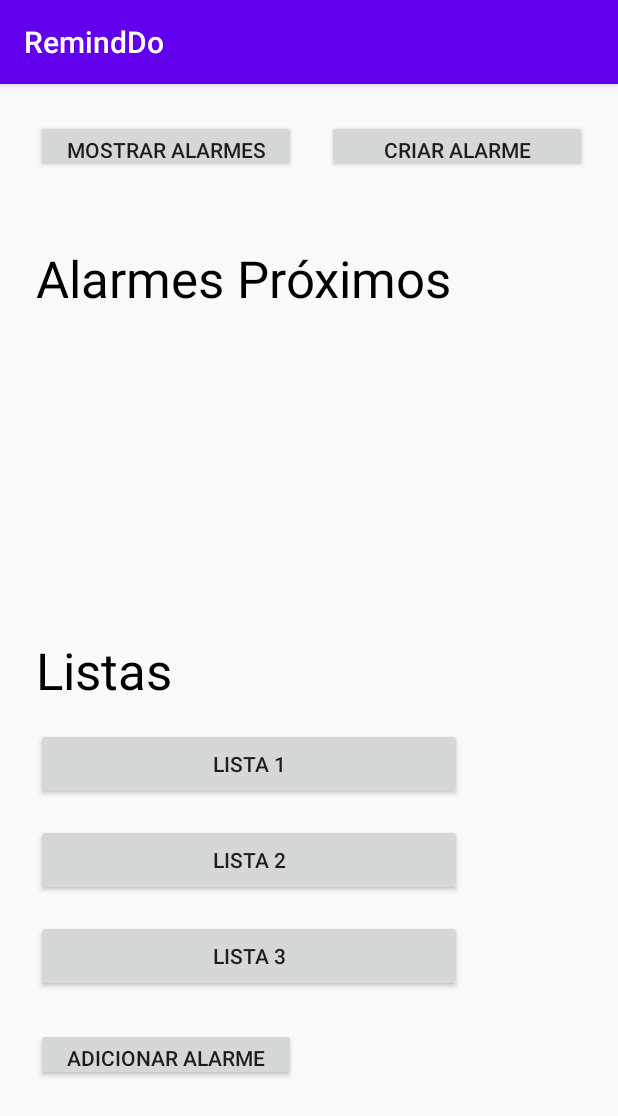
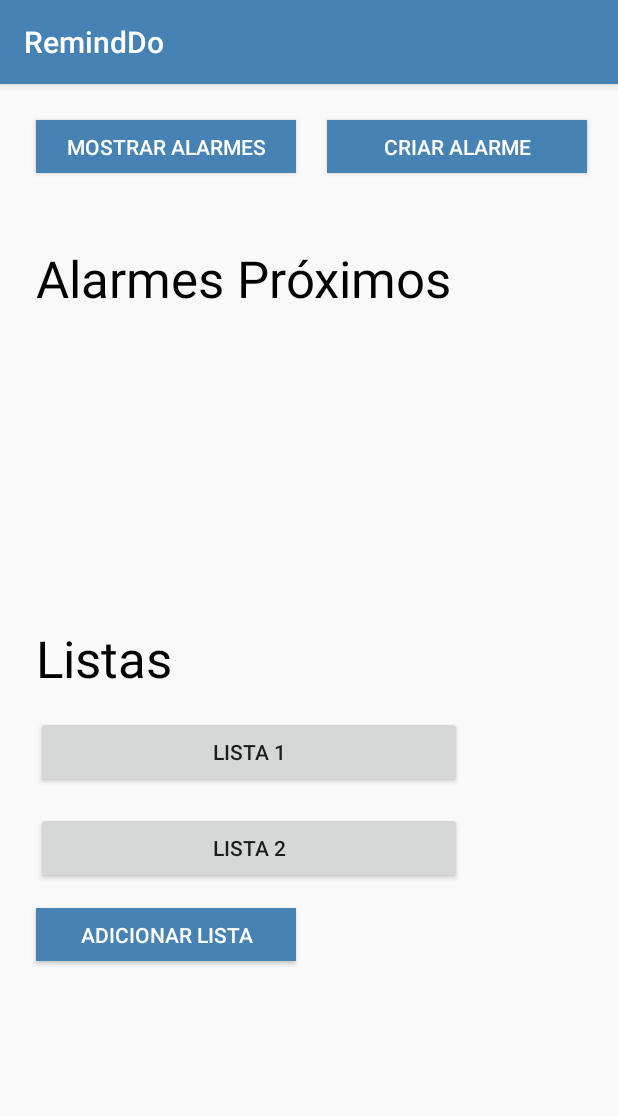
Before and after one commit to Miguel-Marmelete/IPC, an Android app: the screen it shows after launch (MainActivity), on a phone screen of 412 x 824 dp. Shown: the top 1116 px of the screen. Run offline under Robolectric (Android 15) with nearby library versions, the phone set to English and light mode, and no system bars.

Commit message:
Buttons fixed, new pop up to confirm when deleting an alarm

```diff
--- a/TG2/RemindDo/app/src/main/java/com/example/reminddo/MainActivity.java
+++ b/TG2/RemindDo/app/src/main/java/com/example/reminddo/MainActivity.java
@@ -47,12 +47,7 @@ public class MainActivity extends AppCompatActivity {
         intent.putExtra("alarm",alarm);
         intent.putExtra("alarmID",alarmID);
         startActivityForResult(intent, ALARM_DETAILS_REQUEST_CODE);
-        /*
-        Intent intent = new Intent(this, ThirdActivity.class);
-        intent.putExtra("alarm",alarm);
-        startActivity(intent);
-        *
-         */
+
     }
     @Override
     protected void onActivityResult(int requestCode, int resultCode, Intent data) {
--- a/TG2/RemindDo/app/src/main/java/com/example/reminddo/ThirdActivity.java
+++ b/TG2/RemindDo/app/src/main/java/com/example/reminddo/ThirdActivity.java
@@ -1,7 +1,9 @@
 package com.example.reminddo;
 
+import android.content.DialogInterface;
 import android.content.Intent;
 import android.os.Bundle;
+import android.support.v7.app.AlertDialog;
 import android.support.v7.app.AppCompatActivity;
 import android.util.Log;
 import android.view.View;
@@ -41,7 +43,7 @@ public class ThirdActivity extends AppCompatActivity {
     }
 
 
-    public void deleteAlarm(View view){
+    public void deleteItem( ){
         Intent intent = new Intent();
         int alarmId = this.getIntent().getIntExtra("alarmID",-1);
 
@@ -49,5 +51,16 @@ public class ThirdActivity extends AppCompatActivity {
         setResult(RESULT_OK, intent);
         finish();
     }
+    public void deleteAlarm(View view){
+        AlertDialog.Builder builder = new AlertDialog.Builder(this);
+        builder.setTitle("Confirmation")
+                .setMessage("Are you sure you want to delete?")
+                .setPositiveButton("Yes", (dialog, which) -> {
+
+                    deleteItem();
+                })
+                .setNegativeButton("No", null)
+                .show();
+    }
 
 }
--- a/TG2/RemindDo/app/src/main/res/layout/activity_main.xml
+++ b/TG2/RemindDo/app/src/main/res/layout/activity_main.xml
@@ -9,22 +9,13 @@
 
     <Button
         android:id="@+id/create_list_btn"
+        android:background="@color/light_blue"
+        android:textColor="@color/white"
         android:layout_width="173dp"
         android:layout_height="35dp"
-        android:layout_marginTop="24dp"
-        android:text="Adicionar Alarme"
-        app:layout_constraintStart_toStartOf="@+id/lista_3"
-        app:layout_constraintTop_toBottomOf="@+id/lista_3" />
-
-    <Button
-        android:id="@+id/lista_3"
-        android:layout_width="0dp"
-        android:layout_height="wrap_content"
         android:layout_marginTop="16dp"
-        android:text="Lista 3"
-        app:layout_constraintEnd_toEndOf="@+id/alarmes_scroll_view"
-        app:layout_constraintHorizontal_bias="0.0"
-        app:layout_constraintStart_toStartOf="@+id/alarmes_scroll_view"
+        android:text="@string/adicionar_lista"
+        app:layout_constraintStart_toStartOf="@+id/lista_2"
         app:layout_constraintTop_toBottomOf="@+id/lista_2" />
 
     <Button
@@ -32,7 +23,7 @@
         android:layout_width="0dp"
         android:layout_height="wrap_content"
         android:layout_marginTop="16dp"
-        android:text="Lista 2"
+        android:text="@string/lista_2"
         app:layout_constraintEnd_toEndOf="@+id/alarmes_scroll_view"
         app:layout_constraintHorizontal_bias="0.0"
         app:layout_constraintStart_toStartOf="@+id/alarmes_scroll_view"
@@ -42,9 +33,8 @@
         android:id="@+id/listas_text_view"
         android:layout_width="wrap_content"
         android:layout_height="wrap_content"
-        android:layout_marginTop="8dp"
         android:fontFamily="sans-serif"
-        android:text="Listas"
+        android:text="@string/listas"
         android:textColor="#000000"
         android:textSize="34sp"
         app:layout_constraintStart_toStartOf="@+id/alarmes_scroll_view"
@@ -54,6 +44,8 @@
         android:id="@+id/criar_alarme_btn"
         android:layout_width="173dp"
         android:layout_height="35dp"
+        android:background="@color/light_blue"
+        android:textColor="@color/white"
         android:text="@string/criar_alarme"
         app:layout_constraintBottom_toBottomOf="@+id/mostrar_alarmes_btn"
         app:layout_constraintEnd_toEndOf="parent"
@@ -66,6 +58,8 @@
         android:id="@+id/mostrar_alarmes_btn"
         android:layout_width="173dp"
         android:layout_height="35dp"
+        android:textColor="@color/white"
+        android:background="@color/light_blue"
         android:layout_marginStart="24dp"
         android:layout_marginTop="24dp"
         android:text="@string/mostrar_alarmes"
@@ -111,7 +105,7 @@
         android:layout_width="0dp"
         android:layout_height="wrap_content"
         android:layout_marginTop="16dp"
-        android:text="Lista 1"
+        android:text="@string/lista_1"
         app:layout_constraintEnd_toEndOf="@+id/alarmes_scroll_view"
         app:layout_constraintStart_toStartOf="@+id/alarmes_scroll_view"
         app:layout_constraintTop_toBottomOf="@+id/listas_text_view" />
--- a/TG2/RemindDo/app/src/main/res/layout/second_activity.xml
+++ b/TG2/RemindDo/app/src/main/res/layout/second_activity.xml
@@ -9,6 +9,7 @@
     <EditText
         android:id="@+id/year_input"
         android:layout_width="40dp"
+
         android:layout_height="39dp"
         android:layout_marginStart="32dp"
         android:ems="10"
@@ -116,6 +117,8 @@
     <Button
         android:id="@+id/add_alarm_btn"
         android:layout_width="0dp"
+        android:background="@color/light_blue"
+        android:textColor="@color/white"
         android:layout_height="wrap_content"
         android:layout_marginBottom="36dp"
         android:text="@string/adicionar_alarme"
--- a/TG2/RemindDo/app/src/main/res/layout/third_activity.xml
+++ b/TG2/RemindDo/app/src/main/res/layout/third_activity.xml
@@ -106,6 +106,8 @@
         android:id="@+id/delete_alarm_btn"
         android:layout_width="0dp"
         android:layout_height="wrap_content"
+        android:background="@color/light_blue"
+        android:textColor="@color/white"
         android:text="Delete Alarm"
         app:layout_constraintBottom_toBottomOf="parent"
         app:layout_constraintEnd_toEndOf="parent"
--- a/TG2/RemindDo/app/src/main/res/values-night/themes.xml
+++ b/TG2/RemindDo/app/src/main/res/values-night/themes.xml
@@ -2,8 +2,8 @@
     <!-- Base application theme. -->
     <style name="Theme.RemindDo" parent="Theme.AppCompat.Light.DarkActionBar">
         <!-- Primary brand color. -->
-        <item name="colorPrimary">@color/purple_200</item>
-        <item name="colorPrimaryDark">@color/purple_700</item>
+        <item name="colorPrimary">@color/light_blue</item>
+        <item name="colorPrimaryDark">@color/light_blue</item>
         <item name="colorAccent">@color/teal_200</item>
         <!-- Customize your theme here. -->
     </style>
--- a/TG2/RemindDo/app/src/main/res/values/colors.xml
+++ b/TG2/RemindDo/app/src/main/res/values/colors.xml
@@ -1,8 +1,6 @@
 <?xml version="1.0" encoding="utf-8"?>
 <resources>
-    <color name="purple_200">#FFBB86FC</color>
-    <color name="purple_500">#FF6200EE</color>
-    <color name="purple_700">#FF3700B3</color>
+    <color name="light_blue">#4682B4</color>
     <color name="teal_200">#FF03DAC5</color>
     <color name="teal_700">#FF018786</color>
     <color name="black">#FF000000</color>
--- a/TG2/RemindDo/app/src/main/res/values/strings.xml
+++ b/TG2/RemindDo/app/src/main/res/values/strings.xml
@@ -13,4 +13,8 @@
     <string name="criar_alarme">Criar Alarme</string>
     <string name="mostrar_alarmes">Mostrar Alarmes</string>
     <string name="alarmes_pr_ximos">Alarmes Próximos</string>
+    <string name="adicionar_lista">Adicionar Lista</string>
+    <string name="lista_2">Lista 2</string>
+    <string name="listas">Listas</string>
+    <string name="lista_1">Lista 1</string>
 </resources>
--- a/TG2/RemindDo/app/src/main/res/values/themes.xml
+++ b/TG2/RemindDo/app/src/main/res/values/themes.xml
@@ -2,8 +2,8 @@
     <!-- Base application theme. -->
     <style name="Theme.RemindDo" parent="Theme.AppCompat.Light.DarkActionBar">
         <!-- Primary brand color. -->
-        <item name="colorPrimary">@color/purple_500</item>
-        <item name="colorPrimaryDark">@color/purple_700</item>
+        <item name="colorPrimary">@color/light_blue</item>
+        <item name="colorPrimaryDark">@color/light_blue</item>
         <item name="colorAccent">@color/teal_200</item>
         <!-- Customize your theme here. -->
     </style>
```
